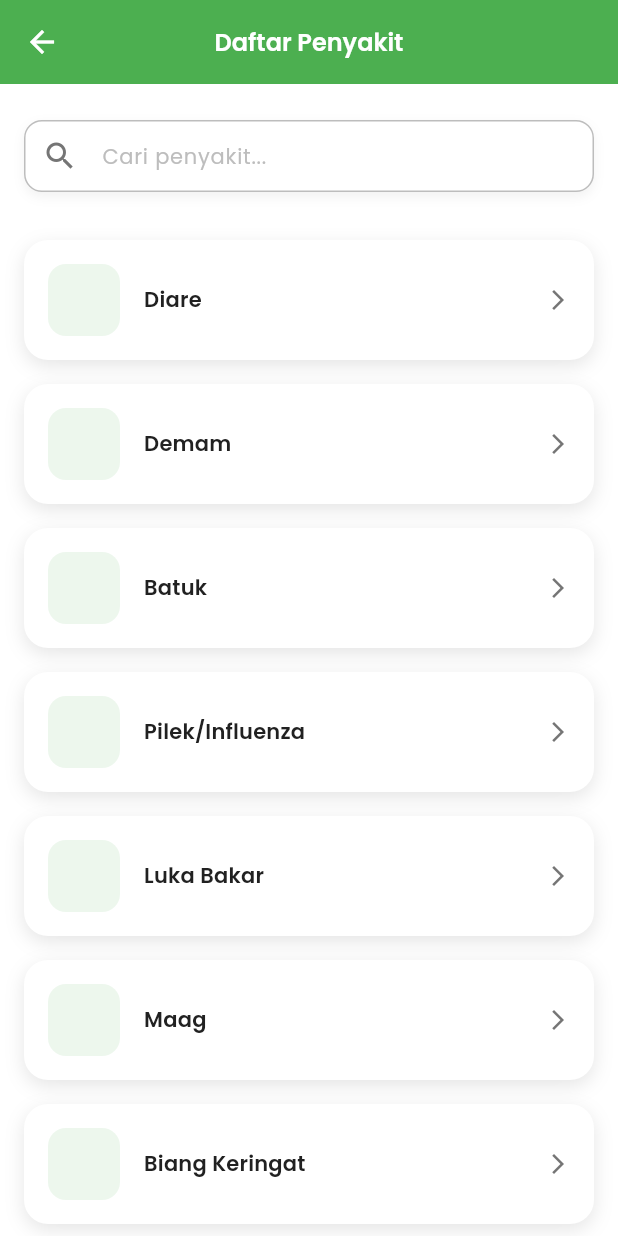
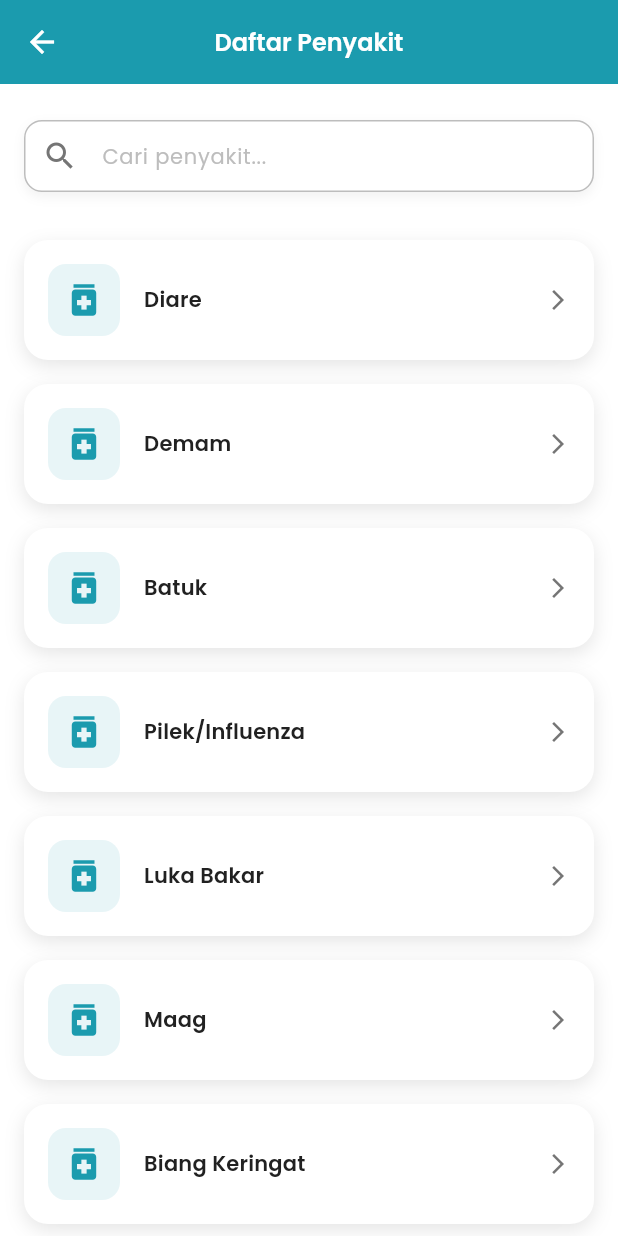
Before and after one commit to Coxiz/cerdas_swamedikasi, a Flutter app: the screen it shows after launch, after a tap on "Lakukan Swamedikasi", on a phone screen of 412 x 824 dp. Run offline on Flutter 3.47's test engine with Material 3 defaults, Android fonts, the phone set to English and light mode, and no system bars; our stand-ins replace get.

Commit message:
UI Enhancement and Branding Update
- Changed primary app color to #1b9bae (teal blue)
- Added secondary color with amber tone for improved visual harmony
- Replaced medical icon with custom Cerdik logo on splash screen
- Updated splash screen text to show "CERDIK" with "Cerdas Swamedikasi" tagline
- Added consistent icon (medication) to all disease items in list view
- Fixed app name to display "Cerdas Swamedikasi" on installation
- Improved visual consistency across screens
- Enhanced user interface with standardized iconography

```diff
--- a/lib/app/config/constants/app-constants.dart
+++ b/lib/app/config/constants/app-constants.dart
@@ -1,5 +1,5 @@
 class AppConstants {
-  static const String appName = "Cerdas Swamedikasi";
+  static const String appName = "CERDIK";
 
   // Routes
   static const String SPLASH = '/splash';
--- a/lib/app/config/themes/app-theme.dart
+++ b/lib/app/config/themes/app-theme.dart
@@ -4,8 +4,7 @@ import '../constants/app_constants.dart';
 
 class AppTheme {
   // App Colors
-  static const Color primaryColor =
-      Color(0xFF4CAF50); // Green for health/medical
+  static const Color primaryColor = Color(0xFF1b9bae);
   static const Color secondaryColor = Color(0xFF2196F3); // Blue
   static const Color accentColor = Color(0xFFFFC107); // Amber
 
--- a/lib/app/global_widgets/cards/disease-item.dart
+++ b/lib/app/global_widgets/cards/disease-item.dart
@@ -44,8 +44,12 @@ class DiseaseItem extends StatelessWidget {
                     borderRadius:
                         BorderRadius.circular(AppConstants.BORDER_RADIUS_M),
                   ),
-                  // Icon placeholder - emptied as requested but component kept
-                  child: const SizedBox(),
+                  // Menambahkan icon yang sama untuk semua penyakit
+                  child: const Icon(
+                    Icons.medication,
+                    size: 28,
+                    color: AppTheme.primaryColor,
+                  ),
                 ),
                 const SizedBox(width: 16),
                 Expanded(
--- a/lib/app/modules/home/views/home-view.dart
+++ b/lib/app/modules/home/views/home-view.dart
@@ -44,13 +44,14 @@ class HomeView extends GetView<HomeController> {
                 width: 60,
                 height: 60,
                 decoration: const BoxDecoration(
-                  color: Colors.white,
+                  color: Colors.transparent,
                   shape: BoxShape.circle,
                 ),
-                child: const Icon(
-                  Icons.medical_services_rounded,
-                  size: 36,
-                  color: AppTheme.primaryColor,
+                child: Image.asset(
+                  'assets/images/Cerdik_white_splash.png',
+                  width: 80,
+                  height: 80,
+                  fit: BoxFit.contain,
                 ),
               ),
               const SizedBox(width: AppConstants.PADDING_M),
@@ -67,7 +68,7 @@ class HomeView extends GetView<HomeController> {
                     ),
                     const SizedBox(height: 4),
                     const Text(
-                      "Solusi Swamedikasi untuk Keluarga",
+                      "Cerdas Swamedikasi",
                       style: TextStyle(
                         color: Colors.white70,
                         fontSize: 14,
--- a/lib/app/modules/splash/views/splash_views.dart
+++ b/lib/app/modules/splash/views/splash_views.dart
@@ -28,13 +28,14 @@ class SplashView extends GetView<SplashController> {
                       width: 120,
                       height: 120,
                       decoration: const BoxDecoration(
-                        color: Colors.white,
+                        color: Colors.transparent,
                         shape: BoxShape.circle,
                       ),
-                      child: const Icon(
-                        Icons.medical_services_rounded,
-                        size: 80,
-                        color: AppTheme.primaryColor,
+                      child: Image.asset(
+                        'assets/images/Cerdik_white_splash.png',
+                        width: 80,
+                        height: 80,
+                        fit: BoxFit.contain,
                       ),
                     ),
                   ),
```
Also changed, not shown: pubspec.yaml (+7 -0 lines), assets/icons/Cerdik_icon_app.png (added), assets/images/Cerdik_white_splash.png (added), pubspec.lock, 33 other files.
